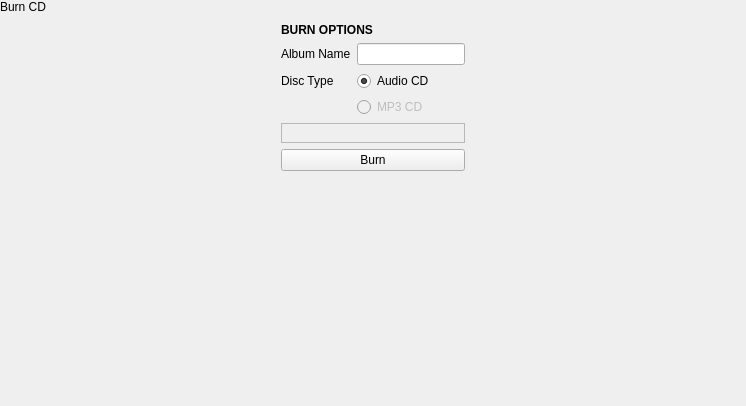
This is plugins/WinIntegration/burn/winburnpopover.ui in theCheeseboard/theBeat as Qt 5 draws it before an edit. The edited form follows.
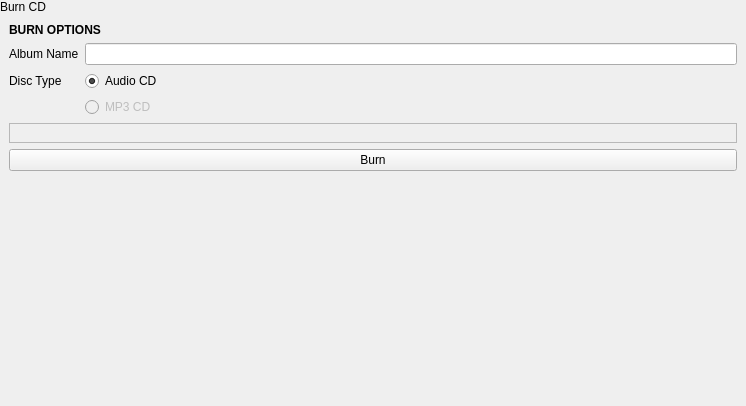
This is the edited form. The open tabs and pages were chosen to show the change. Icons and pictures are not drawn. Custom widgets are drawn as their Qt base class.

```diff
--- a/plugins/WinIntegration/burn/winburnpopover.ui
+++ b/plugins/WinIntegration/burn/winburnpopover.ui
@@ -135,7 +135,7 @@
          </property>
         </widget>
        </item>
-       <item alignment="Qt::AlignmentFlag::AlignHCenter">
+       <item alignment="">
         <widget class="QWidget" name="burnOptionsWidget" native="true">
          <layout class="QGridLayout" name="gridLayout">
           <item row="2" column="1">
```
